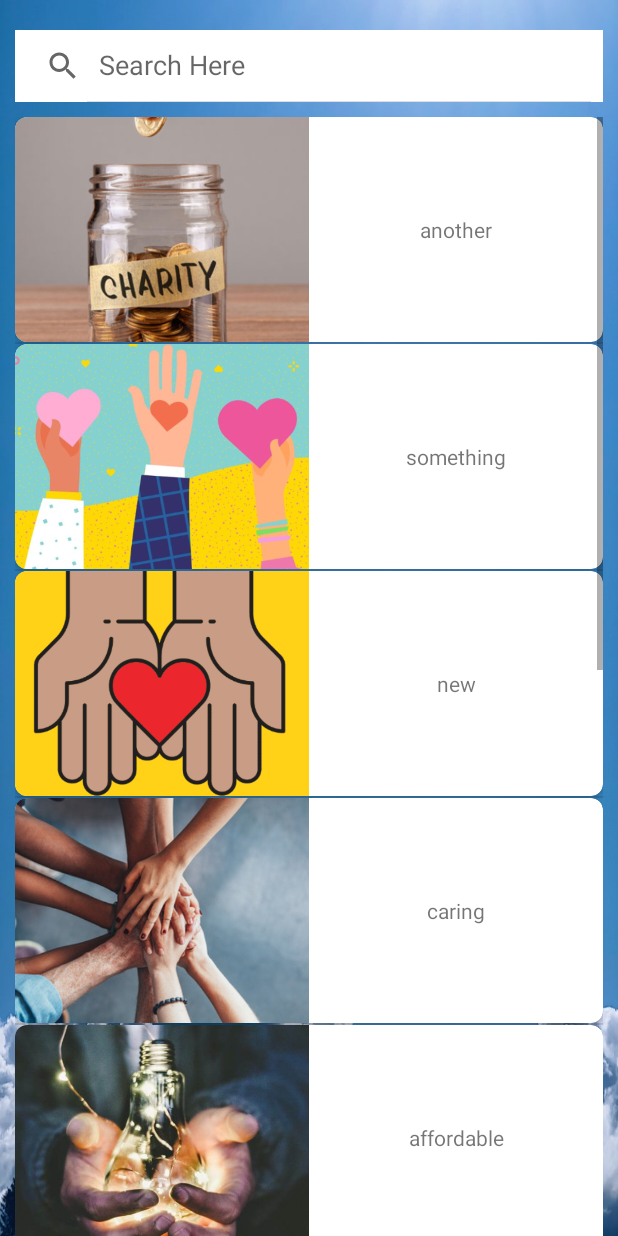
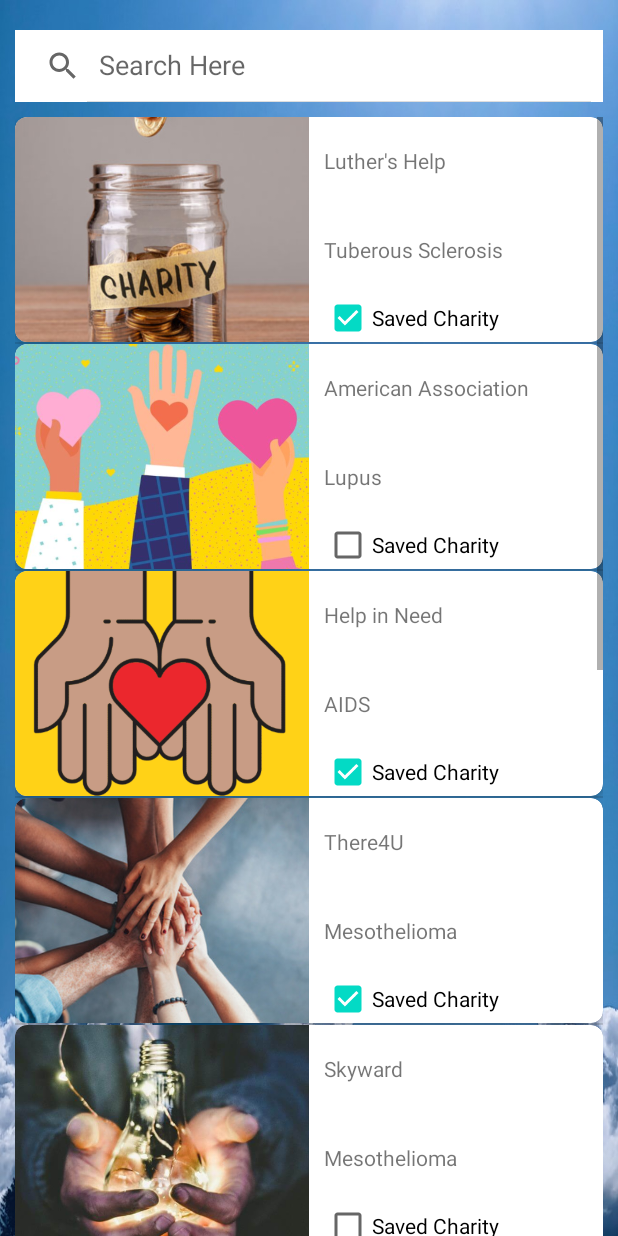
Before and after one commit to n2dah/HCI_Project, an Android app: the SearchActivity screen opened directly, with no data from a screen before it, on a phone screen of 412 x 824 dp. Run offline under Robolectric (Android 15) with nearby library versions, the light colour scheme and no system bars; Roboto replaces fonts that are not available here.

Commit message:
charity entries

```diff
--- a/app/src/main/java/com/example/hci_project/Charities.java
+++ b/app/src/main/java/com/example/hci_project/Charities.java
@@ -3,9 +3,13 @@ package com.example.hci_project;
 public class Charities {
     String charityName;
     int image;
+    String charityDisease;
+    Boolean savedCharity;
 
-    public Charities(String charityName, int image) {
+    public Charities(String charityName, int image, String charityDisease, Boolean savedCharity) {
         this.charityName = charityName;
         this.image = image;
+        this.charityDisease = charityDisease;
+        this.savedCharity = savedCharity;
     }
 }
--- a/app/src/main/java/com/example/hci_project/MyAdapter.java
+++ b/app/src/main/java/com/example/hci_project/MyAdapter.java
@@ -5,6 +5,7 @@ import android.view.LayoutInflater;
 import android.view.View;
 import android.view.ViewGroup;
 import android.widget.ArrayAdapter;
+import android.widget.CheckBox;
 import android.widget.ImageView;
 import android.widget.TextView;
 
@@ -31,6 +32,8 @@ public class MyAdapter extends ArrayAdapter {
     public class ViewHolder{
         TextView textView;
         ImageView imageView;
+        TextView textView2;
+        CheckBox checkView;
     }
 
     @Override
@@ -49,6 +52,9 @@ public class MyAdapter extends ArrayAdapter {
             viewHolder = new ViewHolder();
             viewHolder.imageView = row.findViewById(R.id.CharityImage);
             viewHolder.textView = row.findViewById(R.id.CharityName);
+            viewHolder.textView2 = row.findViewById(R.id.CharityDisease);
+            viewHolder.checkView = row.findViewById(R.id.savedCharity);
+
             row.setTag(viewHolder);
         }
         else{
@@ -57,6 +63,8 @@ public class MyAdapter extends ArrayAdapter {
 
         viewHolder.imageView.setImageResource(items.get(position).image);
         viewHolder.textView.setText(items.get(position).charityName);
+        viewHolder.textView2.setText(items.get(position).charityDisease);
+        viewHolder.checkView.setChecked(items.get(position).savedCharity);
 
         return row;
     }
--- a/app/src/main/java/com/example/hci_project/SearchActivity.java
+++ b/app/src/main/java/com/example/hci_project/SearchActivity.java
@@ -38,16 +38,16 @@ public class SearchActivity extends AppCompatActivity {
 
         searchView = findViewById(R.id.search_bar);
         final ListView listView = findViewById(R.id.myList);
-        items.add(new Charities("another", R.drawable.charity1));
-        items.add(new Charities("something", R.drawable.charity2));
-        items.add(new Charities("new", R.drawable.charity3));
-        items.add(new Charities("caring", R.drawable.charity4));
-        items.add(new Charities("affordable", R.drawable.charity5));
-        items.add(new Charities("old", R.drawable.charity6));
-        items.add(new Charities("another", R.drawable.charity7));
-        items.add(new Charities("finding", R.drawable.charity8));
-        items.add(new Charities("helping", R.drawable.charity9));
-        items.add(new Charities("testing", R.drawable.holdinghands));
+        items.add(new Charities("Luther's Help", R.drawable.charity1, "Tuberous Sclerosis",true));
+        items.add(new Charities("American Association", R.drawable.charity2,"Lupus",false));
+        items.add(new Charities("Help in Need", R.drawable.charity3,"AIDS",true));
+        items.add(new Charities("There4U", R.drawable.charity4,"Mesothelioma",true));
+        items.add(new Charities("Skyward", R.drawable.charity5,"Mesothelioma",false));
+        items.add(new Charities("Path of Light", R.drawable.charity6,"AIDS",true));
+        items.add(new Charities("Solutions", R.drawable.charity7,"Leukemia",true));
+        items.add(new Charities("SAVE", R.drawable.charity8,"AIDS",true));
+        items.add(new Charities("Family Matters", R.drawable.charity9,"Lupus",false));
+        items.add(new Charities("Peace Finder", R.drawable.holdinghands,"Mesothelioma",true));
 
 
         listView.setAdapter(new MyAdapter(SearchActivity.this, R.layout.my_list_item, items));
@@ -63,7 +63,7 @@ public class SearchActivity extends AppCompatActivity {
                 ArrayList<Charities> results = new ArrayList<>();
 
                 for (Charities x : items) {
-                    if (x.charityName.contains((s))) {
+                    if (x.charityDisease.contains((s))) {
                         results.add(x);
                     }
                 }
--- a/app/src/main/res/layout/my_list_item.xml
+++ b/app/src/main/res/layout/my_list_item.xml
@@ -21,14 +21,39 @@
             android:layout_height="match_parent"
             android:scaleType="centerCrop"/>
 
-        <TextView
-            android:id="@+id/CharityName"
-            android:textAlignment="center"
-            android:text="hello friends"
+        <LinearLayout
+            android:layout_width="match_parent"
+            android:layout_height="match_parent"
+            android:orientation="vertical"
             android:layout_weight="5"
-            android:layout_width="match_parent"
-            android:layout_height="wrap_content"
-            android:layout_gravity="center"/>
+            android:weightSum="5">
+
+            <TextView
+                android:id="@+id/CharityName"
+                android:layout_width="match_parent"
+                android:layout_height="wrap_content"
+                android:layout_marginLeft="10dp"
+                android:layout_weight="2.5"
+                android:gravity="center_vertical"
+                android:text="hello friends" />
+
+            <TextView
+                android:id="@+id/CharityDisease"
+                android:layout_width="match_parent"
+                android:layout_height="wrap_content"
+                android:layout_marginLeft="10dp"
+                android:layout_weight="2.5"
+                android:gravity="center_vertical"
+                android:text="hello friends" />
+
+            <CheckBox
+                android:id="@+id/savedCharity"
+                android:layout_width="match_parent"
+                android:layout_height="wrap_content"
+                android:layout_marginLeft="10dp"
+                android:checked="false"
+                android:text="Saved Charity" />
+        </LinearLayout>
 
     </LinearLayout>
 </androidx.cardview.widget.CardView>
```
